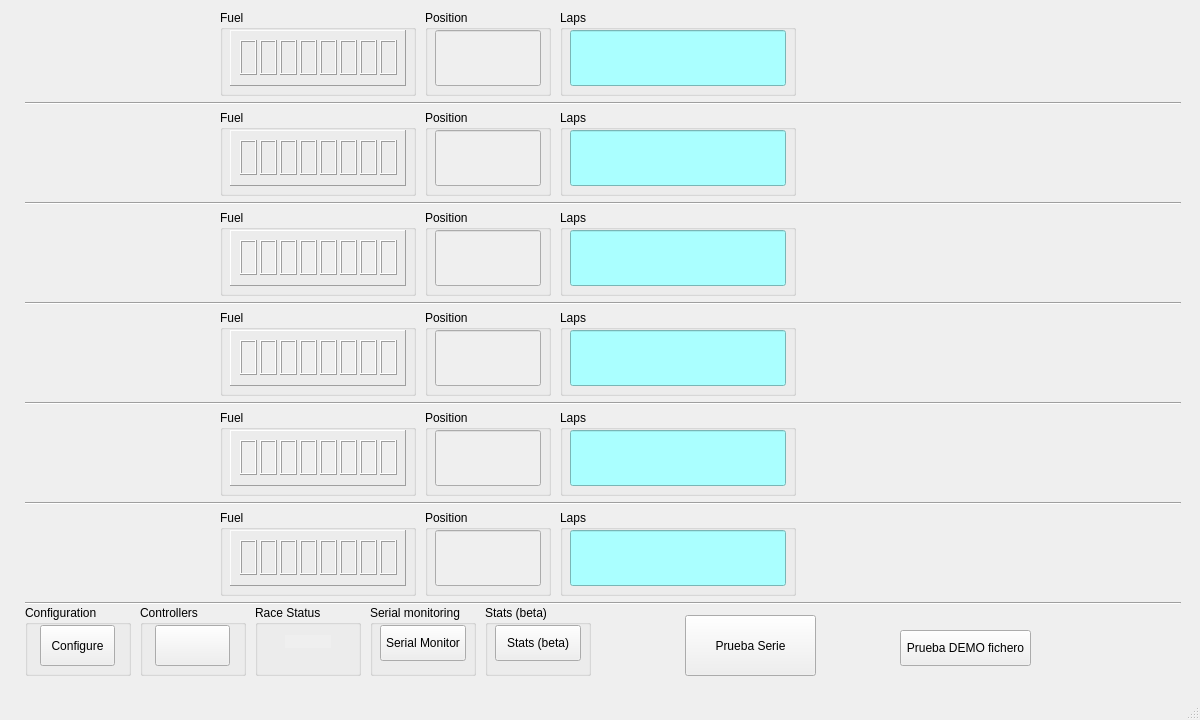
Before: the Qt Designer form src/mainwindow.ui in frechilla/qslotracing, drawn with Qt 5.
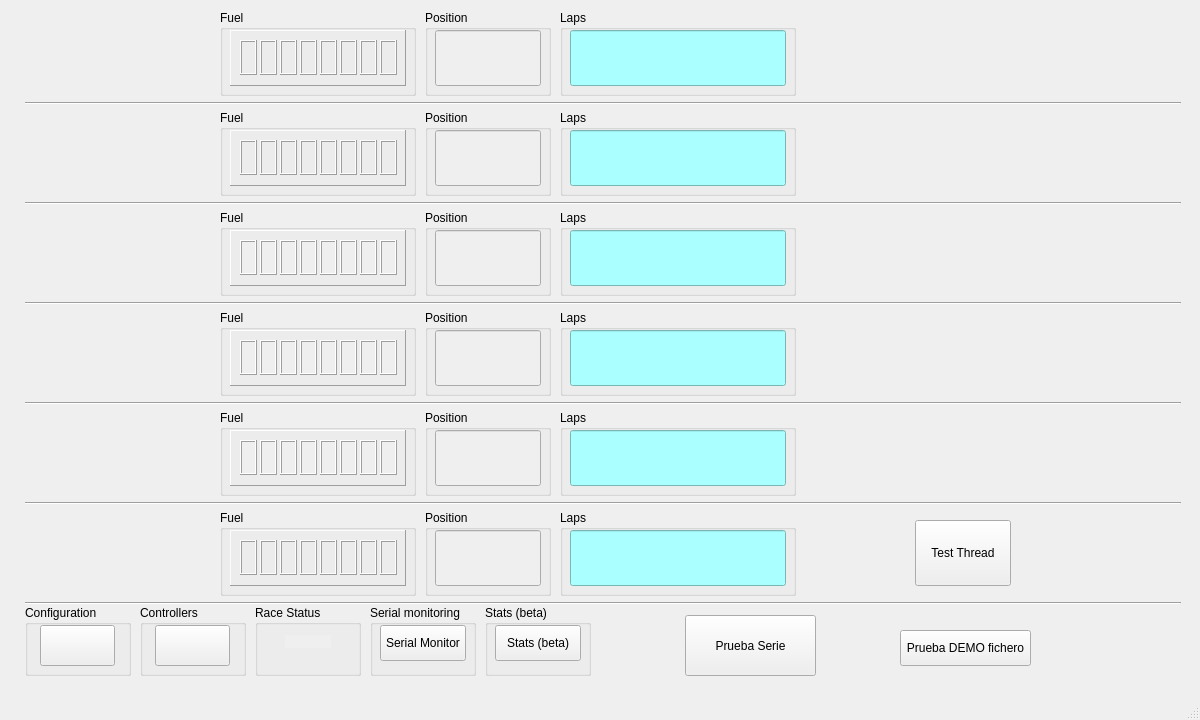
After: the same form once the commit is applied. Icons and pictures are not drawn.

```diff
--- a/src/mainwindow.ui
+++ b/src/mainwindow.ui
@@ -581,7 +581,17 @@
       </rect>
      </property>
      <property name="text">
-      <string>Configure</string>
+      <string/>
+     </property>
+     <property name="icon">
+      <iconset resource="pics/tool.qrc">
+       <normaloff>:/pics/settings</normaloff>:/pics/settings</iconset>
+     </property>
+     <property name="iconSize">
+      <size>
+       <width>33</width>
+       <height>33</height>
+      </size>
      </property>
     </widget>
    </widget>
@@ -2085,6 +2095,19 @@
      </property>
     </widget>
    </widget>
+   <widget class="QPushButton" name="btnThread">
+    <property name="geometry">
+     <rect>
+      <x>915</x>
+      <y>520</y>
+      <width>96</width>
+      <height>66</height>
+     </rect>
+    </property>
+    <property name="text">
+     <string>Test Thread</string>
+    </property>
+   </widget>
   </widget>
   <widget class="QMenuBar" name="menuBar">
    <property name="geometry">
```
Left out of the diff: 2 changed lines with no effect on the pictures.
